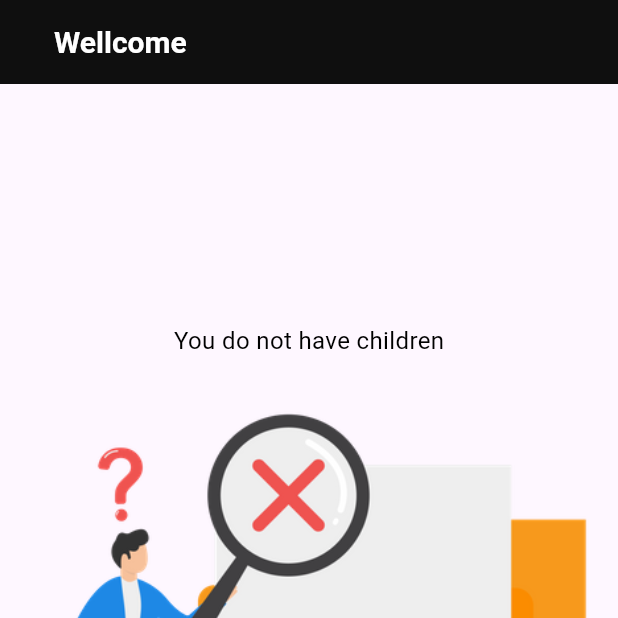
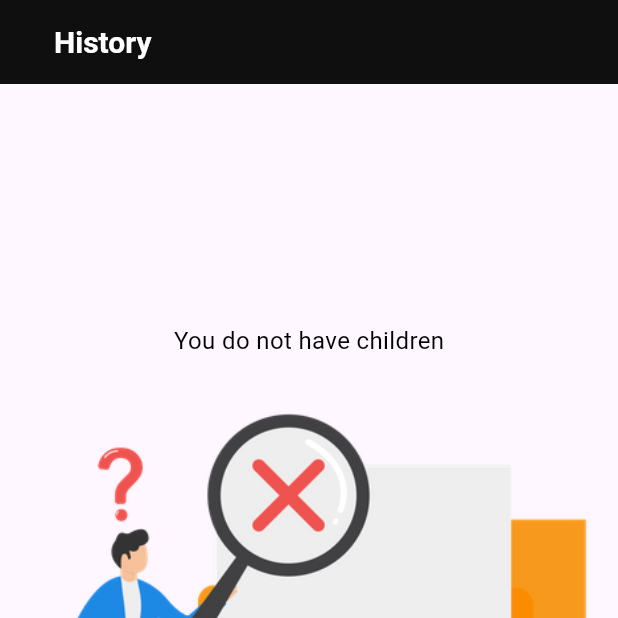
Before and after one commit to TempTracker/TempTrackerApp, a Flutter app: the MainPageScreen screen opened by its route, item 2 of the bottom bar chosen, on a phone screen of 412 x 824 dp, the top half of it. Run offline on Flutter 3.47's test engine with Material 3 defaults, Android fonts, the phone set to English and light mode, and no system bars; drawn by our look-alikes of curved_navigation_bar; our stand-ins replace cloud_firestore, firebase_auth, firebase_core, firebase_database, flutter_local_notifications, get and 1 more; missing offline and left inert: flutter_background_service; accounts and stored records are empty.

Commit message:
modification on 16-1-2024

```diff
--- a/lib/controller/alerts_controller.dart
+++ b/lib/controller/alerts_controller.dart
@@ -7,7 +7,7 @@ import 'package:temp_tracker/main.dart';
 
 class AlertsController extends GetxController {
   late Timer _timer;
-  final RxInt _timerDurationInMinutes = 20.obs; // Initial duration in minutes
+  final RxInt _timerDurationInMinutes = 20.obs; // Initial duration
  var isLoading = false.obs;
  String? childId;
  String? childIdforTimer;
--- a/lib/view/home_screen.dart
+++ b/lib/view/home_screen.dart
@@ -23,37 +23,40 @@ class MainPageScreen extends GetView<HomeController> {
 
    MainPageScreen({super.key});
 
-
-
      @override
 Widget build(BuildContext context) {
-
   String? uId;
   print(uId);
+
   return WillPopScope(
-       onWillPop:alertExitApp ,
+    onWillPop: alertExitApp,
     child: Scaffold(
-
-       appBar: AppBar(title: Padding(
+      appBar: AppBar(
+        title: Padding(
           padding: const EdgeInsets.all(20),
-        child:  Obx(
-              () =>  Text( 'Wellcome ${controller.username}', style: robotoHugeWhite,),  ),),
-         backgroundColor: AppColor.primaryColor,   automaticallyImplyLeading: false,),
-
-        body: Obx(
-          () => _pages[_selectedIndex.value],
+          child: Obx(() {
+            if (_selectedIndex.value == 1) {
+              // Check if the selected index is equal to ChildrenList2Screen
+              return Text('History', style: robotoHugeWhite);
+            } else {
+              return Text('Welcome ${controller.username}', style: robotoHugeWhite);
+            }
+          }),
         ),
+        backgroundColor: AppColor.primaryColor,
+        automaticallyImplyLeading: false,
+      ),
+      body: Obx(() => _pages[_selectedIndex.value]),
       bottomNavigationBar: CurvedNavigationBar(
         color: AppColor.primaryColor,
         backgroundColor: AppColor.whiteColor,
         index: _selectedIndex.value,
         height: 60.0,
         items: <Widget>[
-
-            Icon(Icons.settings, size: 25, color: AppColor.whiteColor,),
-             Icon(Icons.table_rows_rounded, size: 25, color: AppColor.whiteColor,),
-            Icon(Icons.thermostat_sharp, size: 25, color: AppColor.whiteColor,),
-             Icon(Icons.add_alert_rounded,size: 25, color: AppColor.whiteColor,),
+          Icon(Icons.settings, size: 25, color: AppColor.whiteColor),
+          Icon(Icons.table_rows_rounded, size: 25, color: AppColor.whiteColor),
+          Icon(Icons.thermostat_sharp, size: 25, color: AppColor.whiteColor),
+          Icon(Icons.add_alert_rounded, size: 25, color: AppColor.whiteColor),
         ],
         onTap: (index) {
           _selectedIndex.value = index;
```
Also changed, not shown: assets/img/logo.png. Lines whose indentation alone changed are shown as unchanged.
